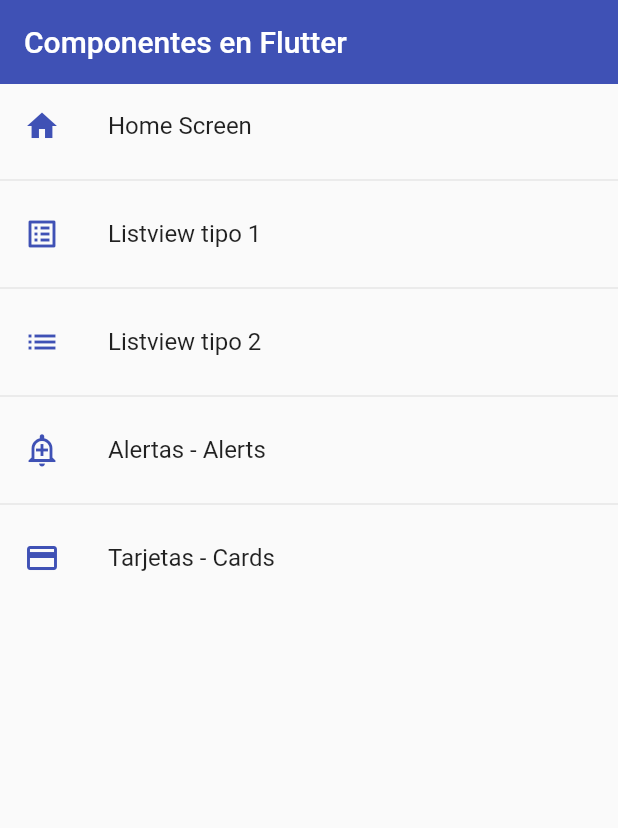
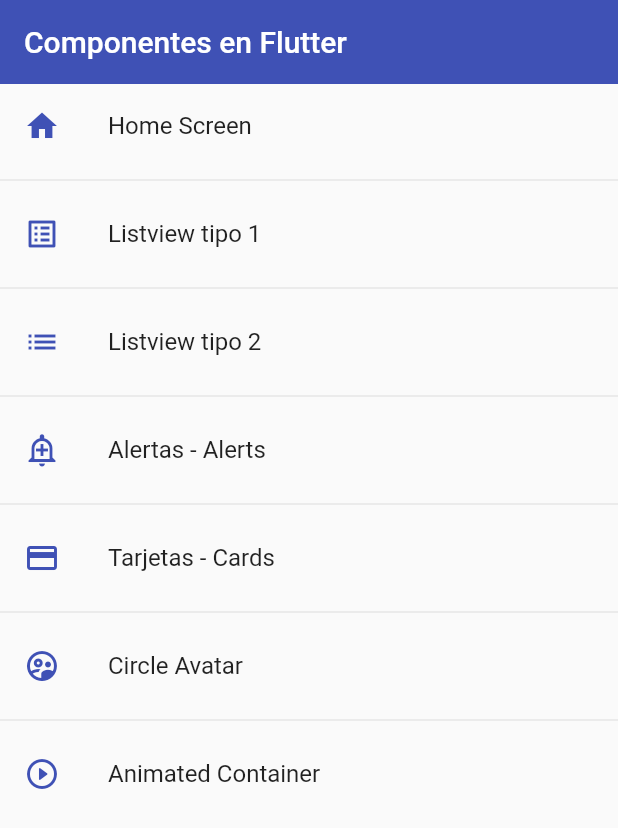
Before and after one commit to nachom96/fl_components, a Flutter app: the screen it shows after launch, on a phone screen of 412 x 824 dp. Shown: the top 828 px of the screen. Run offline on Flutter 3.47's test engine with Material 2 defaults, Android fonts, the phone set to English and light mode, and no system bars.

Commit message:
Añadido Circle Avatar y Animated Container

```diff
--- a/fl_components/lib/router/app_routes.dart
+++ b/fl_components/lib/router/app_routes.dart
@@ -32,6 +32,16 @@ class AppRoutes {
         name: 'Tarjetas - Cards',
         screen: const CardScreen(),
         icon: Icons.credit_card),
+    MenuOption(
+        route: 'avatar',
+        name: 'Circle Avatar',
+        screen: const AvatarScreen(),
+        icon: Icons.supervised_user_circle_outlined),
+    MenuOption(
+        route: 'animated',
+        name: 'Animated Container',
+        screen: const AnimatedScreen(),
+        icon: Icons.play_circle_outline_rounded),
   ];
 
   // Mapa para obtener las rutas
--- a/fl_components/lib/screens/screens.dart
+++ b/fl_components/lib/screens/screens.dart
@@ -3,3 +3,5 @@ export 'package:fl_components/screens/card_screen.dart';
 export 'package:fl_components/screens/home_screen.dart';
 export 'package:fl_components/screens/listview1_screen.dart';
 export 'package:fl_components/screens/listview2_screen.dart';
+export 'package:fl_components/screens/avatar_screen.dart';
+export 'package:fl_components/screens/animated_screen.dart';
```
Also changed, not shown: fl_components/lib/screens/animated_screen.dart (added, +61 -0 lines), fl_components/lib/screens/avatar_screen.dart (added, +31 -0 lines).
